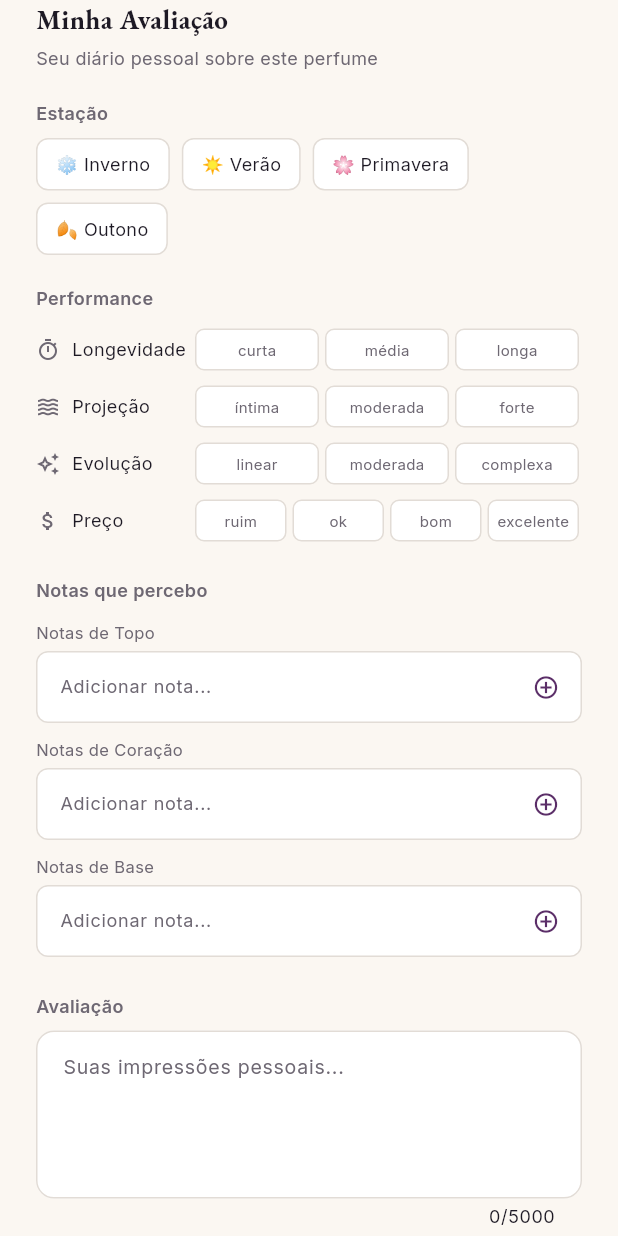
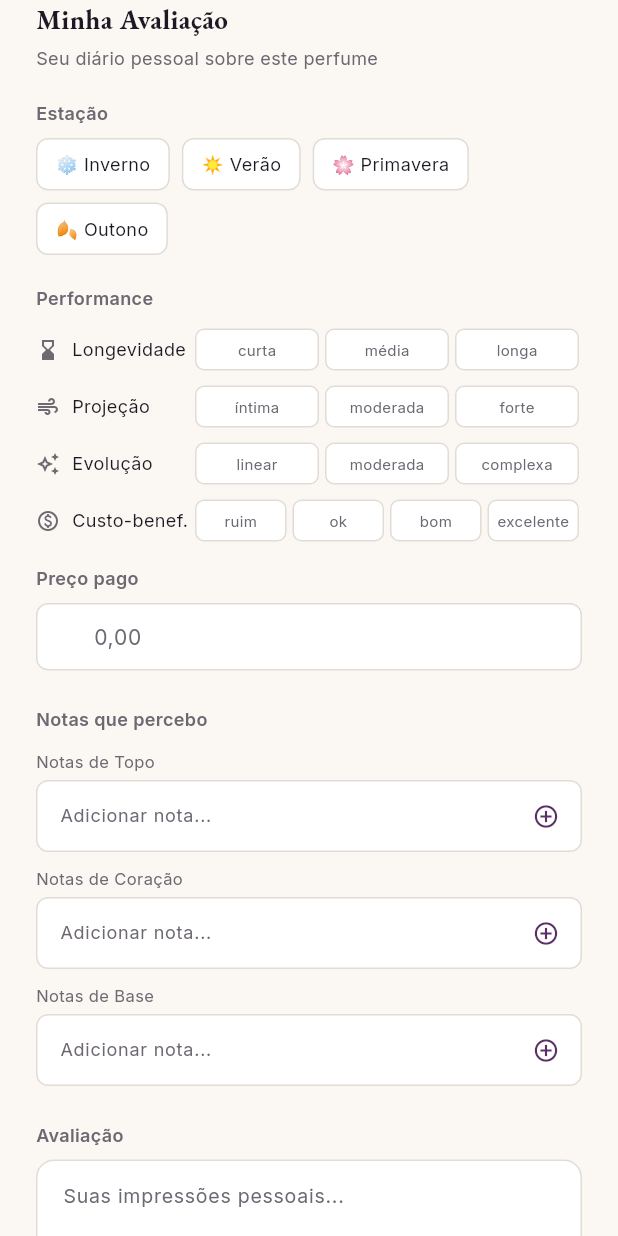
Before and after one commit to tenqueiroga/essencia-app, a Flutter app: the _MinhaAvaliacaoTab widget shown alone on an empty page, opened directly with empty values, on a phone screen of 412 x 824 dp. Run offline on Flutter 3.47's test engine with Material 3 defaults, Android fonts, the phone set to English and light mode, and no system bars; our stand-ins replace cached_network_image, camera, dio, flutter_riverpod, flutter_secure_storage, flutter_svg and 7 more; missing offline and left inert: dart:html, dart:js_util, dart:ui_web; accounts and stored records are empty; network calls fail.

Commit message:
feat: price field R$, autocomplete notes from perfume data, fix icons

```diff
--- a/lib/features/perfume_detail/presentation/perfume_detail_page.dart
+++ b/lib/features/perfume_detail/presentation/perfume_detail_page.dart
@@ -750,7 +750,7 @@ class _PerfumeTabSectionState extends State<_PerfumeTabSection> {
             0 => _NotasTab(perfume: widget.perfume),
             1 => _PerformanceTab(perfume: widget.perfume),
             2 => _SobreTab(perfume: widget.perfume),
-            3 => _MinhaAvaliacaoTab(perfumeId: widget.perfume['id'] as String),
+            3 => _MinhaAvaliacaoTab(perfumeId: widget.perfume['id'] as String, perfume: widget.perfume),
             _ => const SizedBox.shrink(),
           },
         ),
@@ -1274,8 +1274,9 @@ class _SobreTab extends StatelessWidget {
 
 class _MinhaAvaliacaoTab extends StatefulWidget {
   final String perfumeId;
-
-  const _MinhaAvaliacaoTab({required this.perfumeId});
+  final Map<String, dynamic> perfume;
+
+  const _MinhaAvaliacaoTab({required this.perfumeId, required this.perfume});
 
   @override
   State<_MinhaAvaliacaoTab> createState() => _MinhaAvaliacaoTabState();
@@ -1292,21 +1293,39 @@ class _MinhaAvaliacaoTabState extends State<_MinhaAvaliacaoTab> {
   String? _projectionRating;
   String? _evolutionRating;
   String? _priceRating;
+  double? _pricePaid;
   List<String> _personalTopNotes = [];
   List<String> _personalHeartNotes = [];
   List<String> _personalBaseNotes = [];
   String _reviewText = '';
   int? _finalScore;
 
+  // Autocomplete suggestions from perfume data
+  List<String> _allKnownNotes = [];
+
   final _reviewTextController = TextEditingController();
   final _topNotesController = TextEditingController();
   final _heartNotesController = TextEditingController();
   final _baseNotesController = TextEditingController();
+  final _priceController = TextEditingController();
 
   @override
   void initState() {
     super.initState();
+    _buildKnownNotes();
     _loadReview();
+  }
+
+  void _buildKnownNotes() {
+    final Set<String> notes = {};
+    for (final key in ['top_notes', 'heart_notes', 'base_notes']) {
+      final list = widget.perfume[key] as List? ?? [];
+      for (final note in list) {
+        final name = note is String ? note : (note as Map?)?['name'] as String? ?? '';
+        if (name.isNotEmpty) notes.add(name);
+      }
+    }
+    _allKnownNotes = notes.toList()..sort();
   }
 
   @override
@@ -1315,6 +1334,7 @@ class _MinhaAvaliacaoTabState extends State<_MinhaAvaliacaoTab> {
     _topNotesController.dispose();
     _heartNotesController.dispose();
     _baseNotesController.dispose();
+    _priceController.dispose();
     super.dispose();
   }
 
@@ -1330,12 +1350,16 @@ class _MinhaAvaliacaoTabState extends State<_MinhaAvaliacaoTab> {
           _projectionRating = data['projection_rating'] as String?;
           _evolutionRating = data['evolution_rating'] as String?;
           _priceRating = data['price_rating'] as String?;
+          _pricePaid = (data['price_paid'] as num?)?.toDouble();
           _personalTopNotes = (data['personal_top_notes'] as List?)?.cast<String>() ?? [];
           _personalHeartNotes = (data['personal_heart_notes'] as List?)?.cast<String>() ?? [];
           _personalBaseNotes = (data['personal_base_notes'] as List?)?.cast<String>() ?? [];
           _reviewText = data['review_text'] as String? ?? '';
           _finalScore = data['final_score'] as int?;
           _reviewTextController.text = _reviewText;
+          if (_pricePaid != null) {
+            _priceController.text = _pricePaid!.toStringAsFixed(2);
+          }
           _loading = false;
         });
       }
@@ -1353,6 +1377,7 @@ class _MinhaAvaliacaoTabState extends State<_MinhaAvaliacaoTab> {
         'projection_rating': _projectionRating,
         'evolution_rating': _evolutionRating,
         'price_rating': _priceRating,
+        'price_paid': _pricePaid,
         'personal_top_notes': _personalTopNotes.isEmpty ? null : _personalTopNotes,
         'personal_heart_notes': _personalHeartNotes.isEmpty ? null : _personalHeartNotes,
         'personal_base_notes': _personalBaseNotes.isEmpty ? null : _personalBaseNotes,
@@ -1436,7 +1461,7 @@ class _MinhaAvaliacaoTabState extends State<_MinhaAvaliacaoTab> {
           _sectionLabel('Performance'),
           const SizedBox(height: 12),
           _ratingRow(
-            icon: Icons.timer_outlined,
+            icon: Icons.hourglass_bottom_outlined,
             label: 'Longevidade',
             value: _longevityRating,
             options: const ['curta', 'média', 'longa'],
@@ -1444,7 +1469,7 @@ class _MinhaAvaliacaoTabState extends State<_MinhaAvaliacaoTab> {
           ),
           const SizedBox(height: 10),
           _ratingRow(
-            icon: Icons.waves_outlined,
+            icon: Icons.air_outlined,
             label: 'Projeção',
             value: _projectionRating,
             options: const ['íntima', 'moderada', 'forte'],
@@ -1460,11 +1485,44 @@ class _MinhaAvaliacaoTabState extends State<_MinhaAvaliacaoTab> {
           ),
           const SizedBox(height: 10),
           _ratingRow(
-            icon: Icons.attach_money_outlined,
-            label: 'Preço',
+            icon: Icons.paid_outlined,
+            label: 'Custo-benef.',
             value: _priceRating,
             options: const ['ruim', 'ok', 'bom', 'excelente'],
             onChanged: (v) => setState(() => _priceRating = v),
+          ),
+          const SizedBox(height: 16),
+
+          // ─── Preço pago ───
+          _sectionLabel('Preço pago'),
+          const SizedBox(height: 8),
+          TextField(
+            controller: _priceController,
+            keyboardType: const TextInputType.numberWithOptions(decimal: true),
+            style: GoogleFonts.inter(fontSize: 14, color: OlfatoTokens.ink),
+            onChanged: (v) => _pricePaid = double.tryParse(v.replaceAll(',', '.')),
+            decoration: InputDecoration(
+              prefixText: 'R\$ ',
+              prefixStyle: GoogleFonts.inter(fontSize: 14, color: OlfatoTokens.plum, fontWeight: FontWeight.w600),
+              hintText: '0,00',
+              hintStyle: GoogleFonts.inter(fontSize: 14, color: OlfatoTokens.gray),
+              isDense: true,
+              filled: true,
+              fillColor: Colors.white,
+              border: OutlineInputBorder(
+                borderRadius: BorderRadius.circular(8),
+                borderSide: BorderSide(color: OlfatoTokens.borderLight),
+              ),
+              enabledBorder: OutlineInputBorder(
+                borderRadius: BorderRadius.circular(8),
+                borderSide: BorderSide(color: OlfatoTokens.borderLight),
+              ),
+              focusedBorder: OutlineInputBorder(
+                borderRadius: BorderRadius.circular(8),
+                borderSide: const BorderSide(color: OlfatoTokens.plum),
+              ),
+              contentPadding: const EdgeInsets.symmetric(horizontal: 12, vertical: 12),
+            ),
           ),
           const SizedBox(height: 24),
 
@@ -1708,8 +1766,26 @@ class _MinhaAvaliacaoTabState extends State<_MinhaAvaliacaoTab> {
               )).toList(),
             ),
           ),
-        TextField(
-          controller: controller,
+        Autocomplete<String>(
+          optionsBuilder: (textEditingValue) {
+            if (textEditingValue.text.isEmpty) return const Iterable<String>.empty();
+            final query = textEditingValue.text.toLowerCase();
+            return _allKnownNotes.where((n) =>
+                n.toLowerCase().contains(query) && !notes.contains(n));
+          },
+          onSelected: (selected) {
+            final updated = List<String>.from(notes)..add(selected);
+            onChanged(updated);
+            controller.clear();
+          },
+          fieldViewBuilder: (context, textController, focusNode, onFieldSubmitted) {
+            // Sync with our external controller
+            textController.addListener(() {
+              controller.text = textController.text;
+            });
+            return TextField(
+              controller: textController,
+              focusNode: focusNode,
               style: GoogleFonts.inter(fontSize: 13, color: OlfatoTokens.ink),
               decoration: InputDecoration(
                 hintText: 'Adicionar nota...',
@@ -1733,11 +1809,11 @@ class _MinhaAvaliacaoTabState extends State<_MinhaAvaliacaoTab> {
                 suffixIcon: IconButton(
                   icon: const Icon(Icons.add_circle_outline, size: 18, color: OlfatoTokens.plum),
                   onPressed: () {
-                final text = controller.text.trim();
+                    final text = textController.text.trim();
                     if (text.isNotEmpty) {
                       final updated = List<String>.from(notes)..add(text);
                       onChanged(updated);
-                  controller.clear();
+                      textController.clear();
                     }
                   },
                 ),
@@ -1746,8 +1822,35 @@ class _MinhaAvaliacaoTabState extends State<_MinhaAvaliacaoTab> {
                 if (text.trim().isNotEmpty) {
                   final updated = List<String>.from(notes)..add(text.trim());
                   onChanged(updated);
-              controller.clear();
-            }
+                  textController.clear();
+                }
+              },
+            );
+          },
+          optionsViewBuilder: (context, onSelected, options) {
+            return Align(
+              alignment: Alignment.topLeft,
+              child: Material(
+                elevation: 4,
+                borderRadius: BorderRadius.circular(8),
+                child: ConstrainedBox(
+                  constraints: const BoxConstraints(maxHeight: 150, maxWidth: 250),
+                  child: ListView.builder(
+                    shrinkWrap: true,
+                    padding: EdgeInsets.zero,
+                    itemCount: options.length,
+                    itemBuilder: (context, index) {
+                      final opt = options.elementAt(index);
+                      return ListTile(
+                        dense: true,
+                        title: Text(opt, style: GoogleFonts.inter(fontSize: 13, color: OlfatoTokens.ink)),
+                        onTap: () => onSelected(opt),
+                      );
+                    },
+                  ),
+                ),
+              ),
+            );
           },
         ),
       ],
```
Lines whose indentation alone changed are shown as unchanged.
